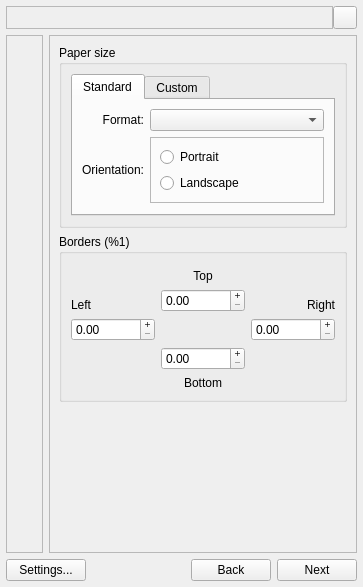
The window that src/QtPosteRazorDialog.ui (aportale/posterazor) describes before a commit, drawn with Qt 5.
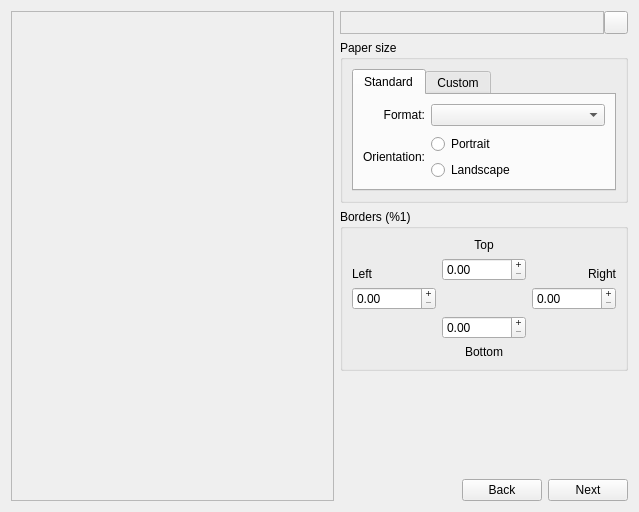
The same window after the commit. The open tabs and pages were chosen to show the change. Icons and pictures are not drawn. Custom widgets are drawn as their Qt base class.

Commit message: Step display and navigation buttons got to the right. Tweaked some size policies, to waste less space.

The edit to the form file:
```diff
--- a/src/QtPosteRazorDialog.ui
+++ b/src/QtPosteRazorDialog.ui
@@ -6,8 +6,8 @@
    <rect>
     <x>0</x>
     <y>0</y>
-    <width>363</width>
-    <height>587</height>
+    <width>639</width>
+    <height>512</height>
    </rect>
   </property>
   <property name="acceptDrops" >
@@ -16,15 +16,62 @@
   <property name="windowTitle" >
    <string>PosteRazor 1.5</string>
   </property>
+  <layout class="QHBoxLayout" name="horizontalLayout_3" >
+   <item>
+    <widget class="QFrame" name="frame" >
+     <property name="sizePolicy" >
+      <sizepolicy vsizetype="Preferred" hsizetype="MinimumExpanding" >
+       <horstretch>3</horstretch>
+       <verstretch>0</verstretch>
+      </sizepolicy>
+     </property>
+     <property name="frameShape" >
+      <enum>QFrame::StyledPanel</enum>
+     </property>
+     <property name="frameShadow" >
+      <enum>QFrame::Sunken</enum>
+     </property>
   <layout class="QVBoxLayout" >
    <property name="spacing" >
     <number>6</number>
    </property>
    <property name="margin" >
-    <number>6</number>
+       <number>9</number>
    </property>
    <item>
-    <layout class="QHBoxLayout" >
+       <widget class="QtPaintCanvas" native="1" name="m_paintCanvas" >
+        <property name="sizePolicy" >
+         <sizepolicy vsizetype="Preferred" hsizetype="MinimumExpanding" >
+          <horstretch>0</horstretch>
+          <verstretch>0</verstretch>
+         </sizepolicy>
+        </property>
+       </widget>
+      </item>
+     </layout>
+    </widget>
+   </item>
+   <item>
+    <widget class="QWidget" native="1" name="widget_3" >
+     <property name="sizePolicy" >
+      <sizepolicy vsizetype="Preferred" hsizetype="Maximum" >
+       <horstretch>1</horstretch>
+       <verstretch>0</verstretch>
+      </sizepolicy>
+     </property>
+     <layout class="QVBoxLayout" name="verticalLayout" >
+      <property name="margin" >
+       <number>0</number>
+      </property>
+      <item>
+       <widget class="QWidget" native="1" name="widget_2" >
+        <property name="sizePolicy" >
+         <sizepolicy vsizetype="Maximum" hsizetype="Preferred" >
+          <horstretch>0</horstretch>
+          <verstretch>0</verstretch>
+         </sizepolicy>
+        </property>
+        <layout class="QHBoxLayout" name="horizontalLayout_2" >
      <property name="spacing" >
       <number>0</number>
      </property>
@@ -33,6 +80,12 @@
      </property>
      <item>
       <widget class="QFrame" name="m_stepInfoBox" >
+           <property name="sizePolicy" >
+            <sizepolicy vsizetype="MinimumExpanding" hsizetype="Preferred" >
+             <horstretch>0</horstretch>
+             <verstretch>0</verstretch>
+            </sizepolicy>
+           </property>
        <property name="frameShape" >
         <enum>QFrame::StyledPanel</enum>
        </property>
@@ -49,40 +102,6 @@
       </widget>
      </item>
     </layout>
-   </item>
-   <item>
-    <layout class="QHBoxLayout" >
-     <property name="spacing" >
-      <number>6</number>
-     </property>
-     <property name="margin" >
-      <number>0</number>
-     </property>
-     <item>
-      <widget class="QFrame" name="frame" >
-       <property name="sizePolicy" >
-        <sizepolicy vsizetype="Preferred" hsizetype="Expanding" >
-         <horstretch>0</horstretch>
-         <verstretch>0</verstretch>
-        </sizepolicy>
-       </property>
-       <property name="frameShape" >
-        <enum>QFrame::StyledPanel</enum>
-       </property>
-       <property name="frameShadow" >
-        <enum>QFrame::Sunken</enum>
-       </property>
-       <layout class="QVBoxLayout" >
-        <property name="spacing" >
-         <number>6</number>
-        </property>
-        <property name="margin" >
-         <number>9</number>
-        </property>
-        <item>
-         <widget class="QtPaintCanvas" native="1" name="m_paintCanvas" />
-        </item>
-       </layout>
       </widget>
      </item>
      <item>
@@ -94,7 +113,7 @@
         </sizepolicy>
        </property>
        <property name="frameShape" >
-        <enum>QFrame::StyledPanel</enum>
+         <enum>QFrame::NoFrame</enum>
        </property>
        <property name="frameShadow" >
         <enum>QFrame::Sunken</enum>
@@ -249,7 +268,7 @@
           <number>6</number>
          </property>
          <property name="margin" >
-          <number>9</number>
+           <number>0</number>
          </property>
          <item>
           <widget class="QGroupBox" name="groupBox" >
@@ -278,13 +297,7 @@
                <attribute name="title" >
                 <string>Standard</string>
                </attribute>
-               <layout class="QGridLayout" >
-                <property name="margin" >
-                 <number>9</number>
-                </property>
-                <property name="spacing" >
-                 <number>6</number>
-                </property>
+                <layout class="QGridLayout" name="_2" >
                 <item row="0" column="0" >
                  <widget class="QLabel" name="label" >
                   <property name="sizePolicy" >
@@ -302,9 +315,16 @@
                  </widget>
                 </item>
                 <item row="0" column="1" >
-                 <widget class="QComboBox" name="m_paperFormatComboBox" />
-                </item>
-                <item row="1" column="0" >
+                  <widget class="QComboBox" name="m_paperFormatComboBox" >
+                   <property name="sizePolicy" >
+                    <sizepolicy vsizetype="Fixed" hsizetype="Preferred" >
+                     <horstretch>0</horstretch>
+                     <verstretch>0</verstretch>
+                    </sizepolicy>
+                   </property>
+                  </widget>
+                 </item>
+                 <item row="2" column="0" >
                  <widget class="QLabel" name="label" >
                   <property name="sizePolicy" >
                    <sizepolicy vsizetype="Preferred" hsizetype="Minimum" >
@@ -320,7 +340,7 @@
                   </property>
                  </widget>
                 </item>
-                <item row="1" column="1" >
+                 <item row="2" column="1" >
                  <widget class="QFrame" name="frame" >
                   <property name="sizePolicy" >
                    <sizepolicy vsizetype="Maximum" hsizetype="MinimumExpanding" >
@@ -329,7 +349,7 @@
                    </sizepolicy>
                   </property>
                   <property name="frameShape" >
-                   <enum>QFrame::StyledPanel</enum>
+                    <enum>QFrame::NoFrame</enum>
                   </property>
                   <property name="frameShadow" >
                    <enum>QFrame::Sunken</enum>
@@ -339,7 +359,7 @@
                     <number>6</number>
                    </property>
                    <property name="margin" >
-                    <number>9</number>
+                     <number>0</number>
                    </property>
                    <item>
                     <widget class="QRadioButton" name="m_paperOrientationPortraitRadioButton" >
@@ -358,6 +378,19 @@
                   </layout>
                  </widget>
                 </item>
+                 <item row="1" column="1" >
+                  <spacer name="verticalSpacer" >
+                   <property name="orientation" >
+                    <enum>Qt::Vertical</enum>
+                   </property>
+                   <property name="sizeHint" stdset="0" >
+                    <size>
+                     <width>20</width>
+                     <height>0</height>
+                    </size>
+                   </property>
+                  </spacer>
+                 </item>
                </layout>
               </widget>
               <widget class="QWidget" name="m_paperFormatCustomTab" >
@@ -464,45 +497,6 @@
               </property>
              </widget>
             </item>
-            <item row="0" column="2" >
-             <spacer>
-              <property name="orientation" >
-               <enum>Qt::Horizontal</enum>
-              </property>
-              <property name="sizeHint" stdset="0" >
-               <size>
-                <width>40</width>
-                <height>20</height>
-               </size>
-              </property>
-             </spacer>
-            </item>
-            <item row="0" column="0" >
-             <spacer>
-              <property name="orientation" >
-               <enum>Qt::Horizontal</enum>
-              </property>
-              <property name="sizeHint" stdset="0" >
-               <size>
-                <width>40</width>
-                <height>20</height>
-               </size>
-              </property>
-             </spacer>
-            </item>
-            <item row="2" column="1" >
-             <spacer>
-              <property name="orientation" >
-               <enum>Qt::Horizontal</enum>
-              </property>
-              <property name="sizeHint" stdset="0" >
-               <size>
-                <width>40</width>
-                <height>20</height>
-               </size>
-              </property>
-             </spacer>
-            </item>
             <item row="1" column="2" >
              <widget class="QLabel" name="label" >
               <property name="text" >
@@ -523,34 +517,14 @@
               </property>
              </widget>
             </item>
-            <item rowspan="2" row="3" column="0" >
-             <spacer>
-              <property name="orientation" >
-               <enum>Qt::Horizontal</enum>
-              </property>
-              <property name="sizeHint" stdset="0" >
-               <size>
-                <width>40</width>
-                <height>20</height>
-               </size>
-              </property>
-             </spacer>
-            </item>
-            <item rowspan="2" row="3" column="2" >
-             <spacer>
-              <property name="orientation" >
-               <enum>Qt::Horizontal</enum>
-              </property>
-              <property name="sizeHint" stdset="0" >
-               <size>
-                <width>40</width>
-                <height>20</height>
-               </size>
-              </property>
-             </spacer>
-            </item>
             <item row="1" column="1" >
              <widget class="QtPosteRazorSpinBox" name="m_paperBorderTopInput" >
+               <property name="sizePolicy" >
+                <sizepolicy vsizetype="Fixed" hsizetype="Maximum" >
+                 <horstretch>0</horstretch>
+                 <verstretch>0</verstretch>
+                </sizepolicy>
+               </property>
               <property name="buttonSymbols" >
                <enum>QAbstractSpinBox::PlusMinus</enum>
               </property>
@@ -561,6 +535,12 @@
             </item>
             <item row="2" column="2" >
              <widget class="QtPosteRazorSpinBox" name="m_paperBorderRightInput" >
+               <property name="sizePolicy" >
+                <sizepolicy vsizetype="Fixed" hsizetype="Maximum" >
+                 <horstretch>0</horstretch>
+                 <verstretch>0</verstretch>
+                </sizepolicy>
+               </property>
               <property name="buttonSymbols" >
                <enum>QAbstractSpinBox::PlusMinus</enum>
               </property>
@@ -571,6 +551,12 @@
             </item>
             <item row="2" column="0" >
              <widget class="QtPosteRazorSpinBox" name="m_paperBorderLeftInput" >
+               <property name="sizePolicy" >
+                <sizepolicy vsizetype="Fixed" hsizetype="Maximum" >
+                 <horstretch>0</horstretch>
+                 <verstretch>0</verstretch>
+                </sizepolicy>
+               </property>
               <property name="buttonSymbols" >
                <enum>QAbstractSpinBox::PlusMinus</enum>
               </property>
@@ -581,6 +567,12 @@
             </item>
             <item row="3" column="1" >
              <widget class="QtPosteRazorSpinBox" name="m_paperBorderBottomInput" >
+               <property name="sizePolicy" >
+                <sizepolicy vsizetype="Fixed" hsizetype="Maximum" >
+                 <horstretch>0</horstretch>
+                 <verstretch>0</verstretch>
+                </sizepolicy>
+               </property>
               <property name="buttonSymbols" >
                <enum>QAbstractSpinBox::PlusMinus</enum>
               </property>
@@ -1327,41 +1319,29 @@
        </widget>
       </widget>
      </item>
-    </layout>
-   </item>
    <item>
-    <layout class="QHBoxLayout" >
-     <property name="spacing" >
-      <number>6</number>
-     </property>
+       <widget class="QWidget" native="1" name="widget" >
+        <property name="sizePolicy" >
+         <sizepolicy vsizetype="Maximum" hsizetype="Preferred" >
+          <horstretch>0</horstretch>
+          <verstretch>0</verstretch>
+         </sizepolicy>
+        </property>
+        <layout class="QHBoxLayout" name="horizontalLayout" >
      <property name="margin" >
       <number>0</number>
      </property>
      <item>
-      <widget class="QPushButton" name="m_settingsButton" >
-       <property name="text" >
-        <string>Settings...</string>
-       </property>
-       <property name="icon" >
-        <iconset resource="QtPosteRazorDialogResources.qrc" >
-         <normaloff>:/Other/settingsIcon.png</normaloff>:/Other/settingsIcon.png</iconset>
-       </property>
-       <property name="iconSize" >
-        <size>
-         <width>35</width>
-         <height>14</height>
-        </size>
-       </property>
-      </widget>
-     </item>
-     <item>
-      <spacer>
+          <spacer name="horizontalSpacer" >
        <property name="orientation" >
         <enum>Qt::Horizontal</enum>
        </property>
+           <property name="sizeType" >
+            <enum>QSizePolicy::MinimumExpanding</enum>
+           </property>
        <property name="sizeHint" stdset="0" >
         <size>
-         <width>40</width>
+             <width>0</width>
          <height>20</height>
         </size>
        </property>
@@ -1369,6 +1349,12 @@
      </item>
      <item>
       <widget class="QPushButton" name="m_prevButton" >
+           <property name="sizePolicy" >
+            <sizepolicy vsizetype="Preferred" hsizetype="Maximum" >
+             <horstretch>0</horstretch>
+             <verstretch>0</verstretch>
+            </sizepolicy>
+           </property>
        <property name="text" >
         <string>Back</string>
        </property>
@@ -1376,12 +1362,22 @@
      </item>
      <item>
       <widget class="QPushButton" name="m_nextButton" >
+           <property name="sizePolicy" >
+            <sizepolicy vsizetype="Preferred" hsizetype="Maximum" >
+             <horstretch>0</horstretch>
+             <verstretch>0</verstretch>
+            </sizepolicy>
+           </property>
        <property name="text" >
         <string>Next</string>
        </property>
       </widget>
      </item>
     </layout>
+       </widget>
+      </item>
+     </layout>
+    </widget>
    </item>
   </layout>
  </widget>
```
Left out of the diff: 136 changed lines with no effect on the pictures. Lines whose indentation alone changed are shown as unchanged.
